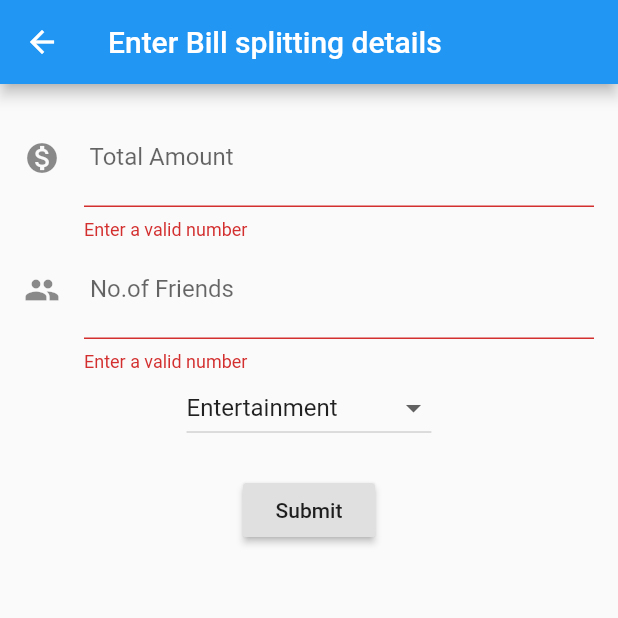
After one commit to joeljohngeorge/Expense-monitor, a Flutter app: the Billsplitaddpage screen opened directly, after a tap on "Submit", on a phone screen of 412 x 824 dp, the top half of it. The commit adds this screen. Run offline on Flutter 3.47's test engine with Material 2 defaults, Android fonts, the phone set to English and light mode, and no system bars; our stand-ins replace fluttertoast.

Commit message:
Add files via upload

```diff
--- /dev/null
+++ b/expense/lib/screens/addbillsplit.dart
@@ -0,0 +1,101 @@
+import 'package:flutter/material.dart';
+
+class Billsplitaddpage extends StatefulWidget {
+  @override
+  _BillsplitaddpageState createState() => _BillsplitaddpageState();
+}
+
+class _BillsplitaddpageState extends State<Billsplitaddpage> {
+  var _categories = [
+    'Food & Restaurants',
+    'Transportation',
+    'Health',
+    'Entertainment',
+    'Shopping',
+    'Others'
+  ];
+  var _currentitemselected = 'Entertainment';
+  final _billamtcon = TextEditingController();
+  final formKey = GlobalKey<FormState>();
+
+    void _submit() {
+     final form = formKey.currentState;
+      if (form.validate()) {
+         form.save();
+          Navigator.pop(context); }}
+  @override
+  Widget build(BuildContext context) {
+    return Scaffold(
+        appBar: AppBar(
+          title: Text('Enter Bill splitting details'),
+        ),
+        body: Padding(
+            padding: const EdgeInsets.all(16.0),
+            child: Form(
+              key: formKey,
+                child: Column(children: [
+              TextFormField(
+                style: TextStyle(fontSize: 22),
+                decoration: const InputDecoration(
+                    icon: const Icon(Icons.monetization_on),
+                    labelText: ' Total Amount',
+                    labelStyle: TextStyle(fontSize: 16)),
+                validator: (val) {
+                  Pattern pattern = r'^[1-9]\d*(\.\d+)?$';
+                  RegExp regex = new RegExp(pattern);
+                  if (!regex.hasMatch(val))
+                    return 'Enter a valid number';
+                  else
+                    return null;
+                },
+                keyboardType: TextInputType.number,
+                controller: _billamtcon,
+              ),
+              TextFormField(
+                style: TextStyle(fontSize: 22),
+                decoration: const InputDecoration(
+                  icon: const Icon(Icons.group),
+                  labelText: ' No.of Friends',
+                  labelStyle: TextStyle(fontSize: 16),
+                ),
+                validator: (val) {
+                  Pattern pattern = r'^[1-9]\d*(\.\d+)?$';
+
+                  RegExp regex = new RegExp(pattern);
+                  if (!regex.hasMatch(val)) {
+                    return 'Enter a valid number';
+                  } else {
+                    return null;
+                  }
+                },
+                keyboardType: TextInputType.number,
+              ),
+              DropdownButton<String>(
+                items: _categories.map((String dropDownStringItem) {
+                  return DropdownMenuItem<String>(
+                    value: dropDownStringItem,
+                    child: Text(dropDownStringItem),
+                  );
+                }).toList(),
+                onChanged: (String newValueSelected) {
+                  _onDropDownItemSelected(newValueSelected);
+                },
+                value: _currentitemselected,
+
+              ),
+              SizedBox(height: 20),
+              RaisedButton(
+                onPressed: () {
+                  _submit();
+                },
+                child: new Text('Submit'),
+              )
+            ]))));
+  }
+
+  void _onDropDownItemSelected(String newValueSelected) {
+    setState(() {
+      this._currentitemselected = newValueSelected;
+    });
+  }
+}
```
Also changed, not shown: expense/lib/screens/addestimates.dart (added, +96 -0 lines), expense/lib/screens/addincome.dart (added, +62 -0 lines), expense/lib/screens/signuppage.dart (+6 -4 lines).
